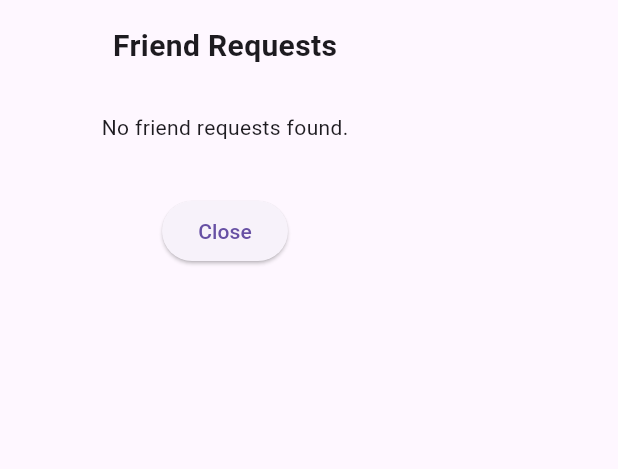
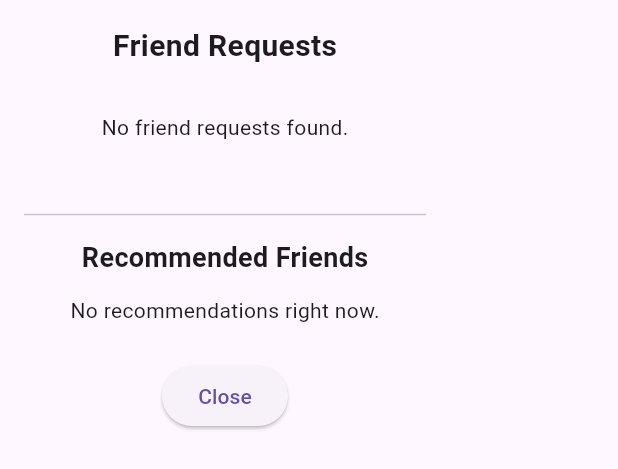
Before and after one commit to ECE-493-Group-9-Capstone/Student-Calendar-App, a Flutter app: the UserNotificationPopup widget shown alone on an empty page, opened directly, on a phone screen of 412 x 824 dp. Shown: the top 469 px of the screen. Run offline on Flutter 3.47's test engine with Material 3 defaults, Android fonts, the phone set to English and light mode, and no system bars; our stand-ins replace animate_do, cloud_firestore, curved_navigation_bar, file_picker, firebase_auth, firebase_core and 7 more; missing offline and left inert: custom_info_window, googleapis; accounts and stored records are empty.

Commit message:
Moved friend recommendations to friend notifications tab

```diff
--- a/student_app/lib/pages/user_notification_popup.dart
+++ b/student_app/lib/pages/user_notification_popup.dart
@@ -1,5 +1,7 @@
 import 'package:flutter/material.dart';
 import '../user_singleton.dart';
+import '../utils/user.dart';
+import '../utils/social_graph.dart';
 
 class UserNotificationPopup extends StatefulWidget {
   const UserNotificationPopup({super.key});
@@ -9,11 +11,71 @@ class UserNotificationPopup extends StatefulWidget {
 }
 
 class _UserNotificationPopupState extends State<UserNotificationPopup> {
+  late Future<List<UserModel>> recommendedFriends;
+
+  @override
+  void initState() {
+    super.initState();
+    recommendedFriends = loadRecommendedFriends();
+  }
+
+  Future<List<UserModel>> loadRecommendedFriends() async {
+    await SocialGraph().updateGraph();
+
+    List<String> alreadyRequested = AppUser.instance.requestedFriends;
+    List<String> alreadyFriends =
+        AppUser.instance.friends.map((f) => f.ccid).toList();
+
+    List<UserModel> raw =
+        SocialGraph().getFriendRecommendations(AppUser.instance.ccid!);
+
+    final seen = <String>{};
+    List<UserModel> unique = [];
+
+    for (var user in raw) {
+      if (!seen.contains(user.ccid) &&
+          !alreadyRequested.contains(user.ccid) &&
+          !alreadyFriends.contains(user.ccid) &&
+          user.ccid != AppUser.instance.ccid) {
+        seen.add(user.ccid);
+        unique.add(user);
+      }
+    }
+
+    return unique;
+  }
+
+  Widget buildRecommendedFriendTile(UserModel user) {
+    String initials = user.username
+        .split(" ")
+        .map((e) => e.isNotEmpty ? e[0] : "")
+        .take(2)
+        .join()
+        .toUpperCase();
+
+    return ListTile(
+      leading: CircleAvatar(
+        backgroundColor: Colors.deepPurple,
+        child: Text(initials, style: TextStyle(color: Colors.white)),
+      ),
+      title: Text(user.username),
+      subtitle: Text(user.ccid),
+      trailing: ElevatedButton(
+        onPressed: () async {
+          await AppUser.instance.sendFriendRequest(user.ccid);
+          setState(() {
+            recommendedFriends = loadRecommendedFriends();
+          });
+        },
+        child: Text("Add"),
+      ),
+    );
+  }
+
   @override
   Widget build(BuildContext context) {
     return FutureBuilder(
-      future: AppUser.instance
-          .refreshUserData(), // Force refresh before showing popup
+      future: AppUser.instance.refreshUserData(),
       builder: (context, snapshot) {
         if (snapshot.connectionState == ConnectionState.waiting) {
           return Padding(
@@ -44,7 +106,8 @@ class _UserNotificationPopupState extends State<UserNotificationPopup> {
                       padding: EdgeInsets.all(20.0),
                       child: Text("No friend requests found."),
                     )
-                  : Expanded(
+                  : SizedBox(
+                      height: 200,
                       child: ListView.builder(
                         shrinkWrap: true,
                         itemCount: friendRequests.length,
@@ -85,7 +148,7 @@ class _UserNotificationPopupState extends State<UserNotificationPopup> {
                                       color: Colors.green),
                                   onPressed: () async {
                                     await AppUser.instance.addFriend(id);
-                                    setState(() {}); // Refresh UI
+                                    setState(() {});
                                   },
                                 ),
                                 IconButton(
@@ -93,7 +156,7 @@ class _UserNotificationPopupState extends State<UserNotificationPopup> {
                                       color: Colors.red),
                                   onPressed: () async {
                                     await AppUser.instance.declineFriend(id);
-                                    setState(() {}); // Refresh UI
+                                    setState(() {});
                                   },
                                 ),
                               ],
@@ -102,6 +165,42 @@ class _UserNotificationPopupState extends State<UserNotificationPopup> {
                         },
                       ),
                     ),
+              const SizedBox(height: 20),
+              const Divider(thickness: 1),
+              const Padding(
+                padding: EdgeInsets.only(top: 8.0, bottom: 4.0),
+                child: Text(
+                  "Recommended Friends",
+                  style: TextStyle(fontSize: 18, fontWeight: FontWeight.bold),
+                ),
+              ),
+              FutureBuilder<List<UserModel>>(
+                future: recommendedFriends,
+                builder: (context, snapshot) {
+                  if (snapshot.connectionState == ConnectionState.waiting) {
+                    return const Padding(
+                      padding: EdgeInsets.all(8.0),
+                      child: CircularProgressIndicator(),
+                    );
+                  } else if (!snapshot.hasData || snapshot.data!.isEmpty) {
+                    return const Padding(
+                      padding: EdgeInsets.all(8.0),
+                      child: Text("No recommendations right now."),
+                    );
+                  } else {
+                    return SizedBox(
+                      height: 200,
+                      child: ListView(
+                        shrinkWrap: true,
+                        children: snapshot.data!
+                            .take(5)
+                            .map(buildRecommendedFriendTile)
+                            .toList(),
+                      ),
+                    );
+                  }
+                },
+              ),
               const SizedBox(height: 15),
               ElevatedButton(
                 onPressed: () => Navigator.pop(context),
```
